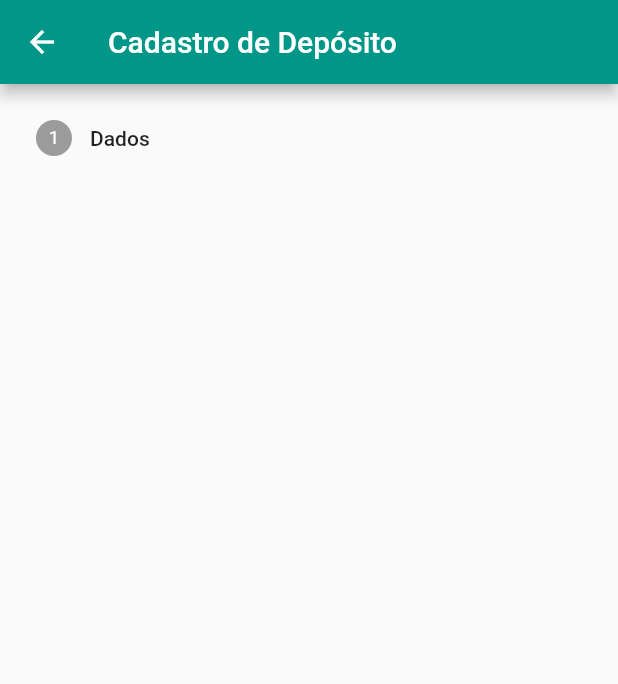
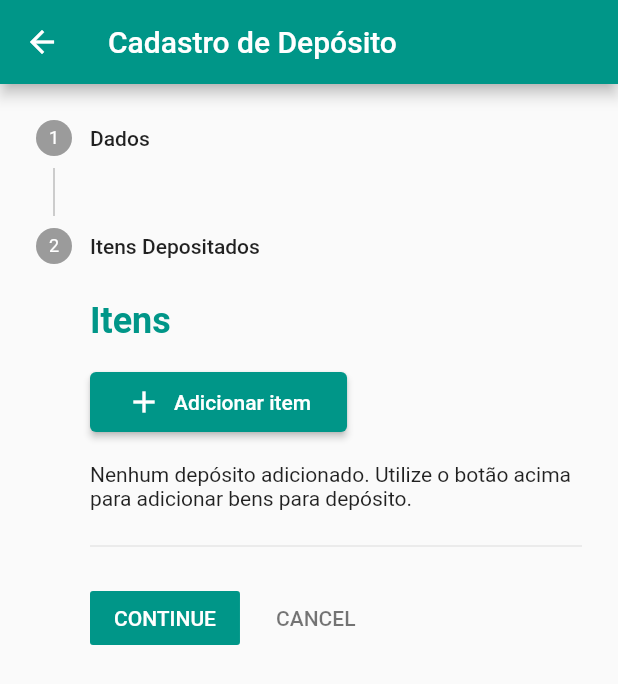
Before and after one commit to thiagonascimento8512/fiscalizacaosemas, a Flutter app: the CadastrarDeposito screen opened by its route, after a tap on "CONTINUE", on a phone screen of 412 x 824 dp. Shown: the top 684 px of the screen. Run offline on Flutter 3.47's test engine with Material 2 defaults, Android fonts, the phone set to English and light mode, and no system bars; our stand-ins replace extended_masked_text, google_maps_flutter, nb_utils.

Commit message:
Created deposito itens step

```diff
--- a/lib/screens/apreensao_deposito/deposito/cadastrar_deposito.dart
+++ b/lib/screens/apreensao_deposito/deposito/cadastrar_deposito.dart
@@ -1,5 +1,6 @@
 import 'package:flutter/material.dart';
 import 'package:semasfiscalizacao/screens/apreensao_deposito/deposito/steps/deposito_dados_step.dart';
+import 'package:semasfiscalizacao/screens/apreensao_deposito/deposito/steps/deposito_itens_step.dart';
 
 class CadastrarDeposito extends StatefulWidget {
   const CadastrarDeposito({super.key});
@@ -50,6 +51,10 @@ class _CadastrarDepositoState extends State<CadastrarDeposito> {
             title: Text('Dados'),
             content: DepositoDadosStep(),
           ),
+          Step(
+            title: Text('Itens Depositados'),
+            content: DepositoItensStep(),
+          ),
         ],
       ),
     );
--- /dev/null
+++ b/lib/screens/apreensao_deposito/deposito/steps/deposito_itens_step.dart
@@ -0,0 +1,45 @@
+import 'package:flutter/material.dart';
+import 'package:nb_utils/nb_utils.dart';
+
+import '../../../../common_widgets/section_title.dart';
+
+class DepositoItensStep extends StatefulWidget {
+  const DepositoItensStep({super.key});
+
+  @override
+  State<DepositoItensStep> createState() => _DepositoItensStepState();
+}
+
+class _DepositoItensStepState extends State<DepositoItensStep> {
+  @override
+  Widget build(BuildContext context) {
+    return Form(
+      child: Column(
+        crossAxisAlignment: CrossAxisAlignment.start,
+        children: [
+          const SectionTitle(title: 'Itens'),
+          16.height,
+          ElevatedButton(
+            onPressed: () {},
+            child: Padding(
+              padding: const EdgeInsets.all(8.0),
+              child: Row(
+                mainAxisSize: MainAxisSize.min,
+                children: const [
+                  Icon(Icons.add),
+                  SizedBox(width: 8),
+                  Text('Adicionar item'),
+                ],
+              ),
+            ),
+          ),
+          16.height,
+          const Text(
+              'Nenhum depósito adicionado. Utilize o botão acima para adicionar bens para depósito.'),
+          16.height,
+          const Divider(),
+        ],
+      ),
+    );
+  }
+}
```
